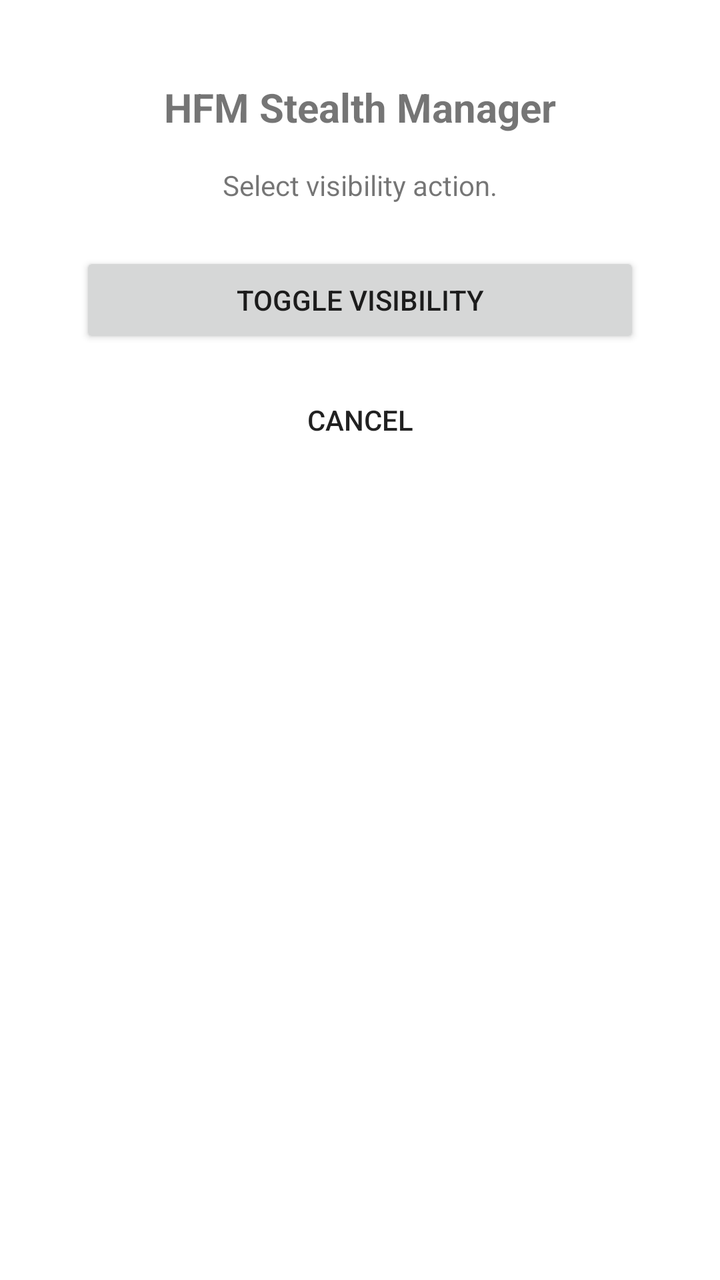
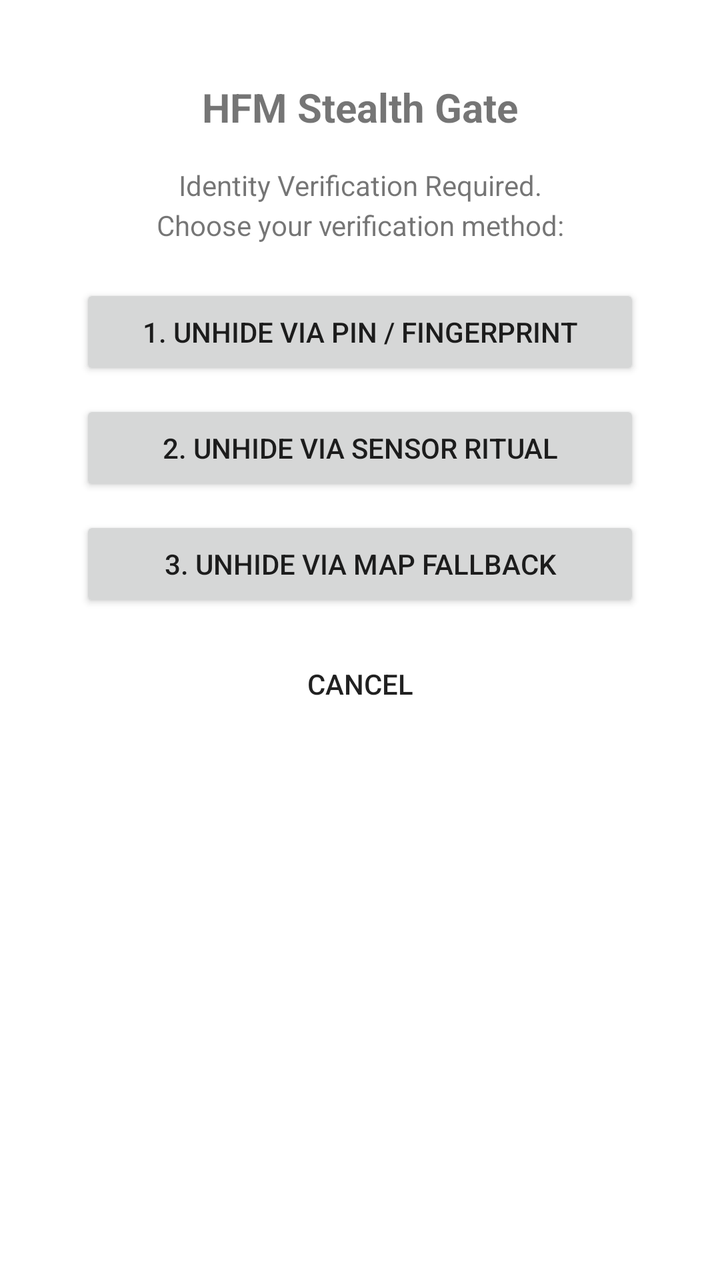

The first picture is an Android layout as it rendered before a commit; the second is the same layout after the commit. The layout source and the unified diff follow.
<!-- AndroidManifest.xml: activity theme Theme.AppCompat.Light.Dialog -->
<!-- res/layout/activity_stealth_unlock.xml -->
<?xml version="1.0" encoding="utf-8"?>
<LinearLayout xmlns:android="http://schemas.android.com/apk/res/android"
    android:layout_width="match_parent"
    android:layout_height="wrap_content"
    android:orientation="vertical"
    android:padding="24dp"
    android:background="?android:attr/colorBackground">

    <TextView
        android:id="@+id/tv_stealth_title"
        android:layout_width="match_parent"
        android:layout_height="wrap_content"
        android:text="HFM Stealth Manager"
        android:textSize="20sp"
        android:textStyle="bold"
        android:gravity="center"
        android:layout_marginBottom="16dp" />

    <TextView
        android:id="@+id/tv_stealth_description"
        android:layout_width="match_parent"
        android:layout_height="wrap_content"
        android:text="Select visibility action."
        android:textSize="14sp"
        android:gravity="center"
        android:layout_marginBottom="24dp" />

    <Button
        android:id="@+id/btn_stealth_toggle"
        android:layout_width="match_parent"
        android:layout_height="wrap_content"
        android:text="TOGGLE VISIBILITY"
        android:layout_marginBottom="12dp" />

    <Button
        android:id="@+id/btn_stealth_cancel"
        style="?android:attr/borderlessButtonStyle"
        android:layout_width="match_parent"
        android:layout_height="wrap_content"
        android:text="CANCEL" />

</LinearLayout>
<!-- resources referenced by this layout -->
<resources>

</resources>

<!-- the commit's change to res/layout/activity_stealth_unlock.xml (unified diff, before → after) -->
@@ -10,7 +10,7 @@
         android:id="@+id/tv_stealth_title"
         android:layout_width="match_parent"
         android:layout_height="wrap_content"
-        android:text="HFM Stealth Manager"
+        android:text="HFM Stealth Gate"
         android:textSize="20sp"
         android:textStyle="bold"
         android:gravity="center"
@@ -20,18 +20,37 @@
         android:id="@+id/tv_stealth_description"
         android:layout_width="match_parent"
         android:layout_height="wrap_content"
-        android:text="Select visibility action."
+        android:text="Identity Verification Required.\nChoose your verification method:"
         android:textSize="14sp"
         android:gravity="center"
-        android:layout_marginBottom="24dp" />
+        android:lineSpacingMultiplier="1.2"
+        android:layout_marginBottom="20dp" />
 
+    
     <Button
         android:id="@+id/btn_stealth_toggle"
         android:layout_width="match_parent"
         android:layout_height="wrap_content"
-        android:text="TOGGLE VISIBILITY"
+        android:text="1. UNHIDE VIA PIN / FINGERPRINT"
+        android:layout_marginBottom="10dp" />
+
+    
+    <Button
+        android:id="@+id/btn_stealth_ritual"
+        android:layout_width="match_parent"
+        android:layout_height="wrap_content"
+        android:text="2. UNHIDE VIA SENSOR RITUAL"
+        android:layout_marginBottom="10dp" />
+
+    
+    <Button
+        android:id="@+id/btn_stealth_map"
+        android:layout_width="match_parent"
+        android:layout_height="wrap_content"
+        android:text="3. UNHIDE VIA MAP FALLBACK"
         android:layout_marginBottom="12dp" />
 
+    
     <Button
         android:id="@+id/btn_stealth_cancel"
         style="?android:attr/borderlessButtonStyle"
